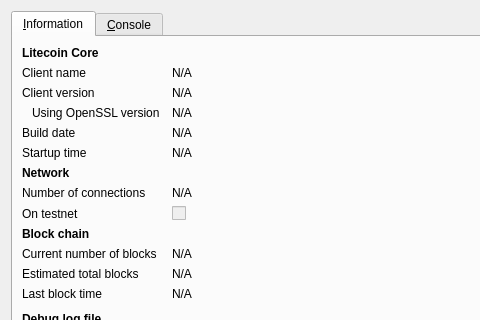
Before: the Qt Designer form src/qt/forms/rpcconsole.ui in PotatoCoin-Project/PotatoCoin, drawn with Qt 5; both pictures show x 0 to 480 and y 0 to 320 of the 740 by 450 pixel window.
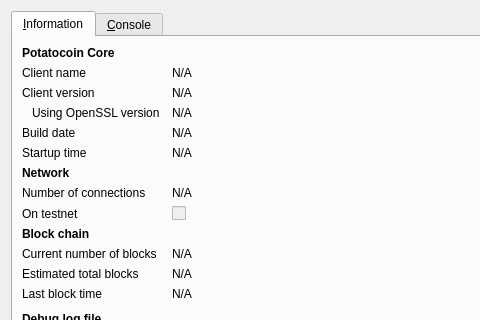
After: the same form once the commit is applied. Icons and pictures are not drawn.

```diff
--- a/src/qt/forms/rpcconsole.ui
+++ b/src/qt/forms/rpcconsole.ui
@@ -36,7 +36,7 @@
           </font>
          </property>
          <property name="text">
-          <string>Litecoin Core</string>
+          <string>Potatocoin Core</string>
          </property>
         </widget>
        </item>
```
Left out of the diff: 6 changed lines with no effect on the pictures.
